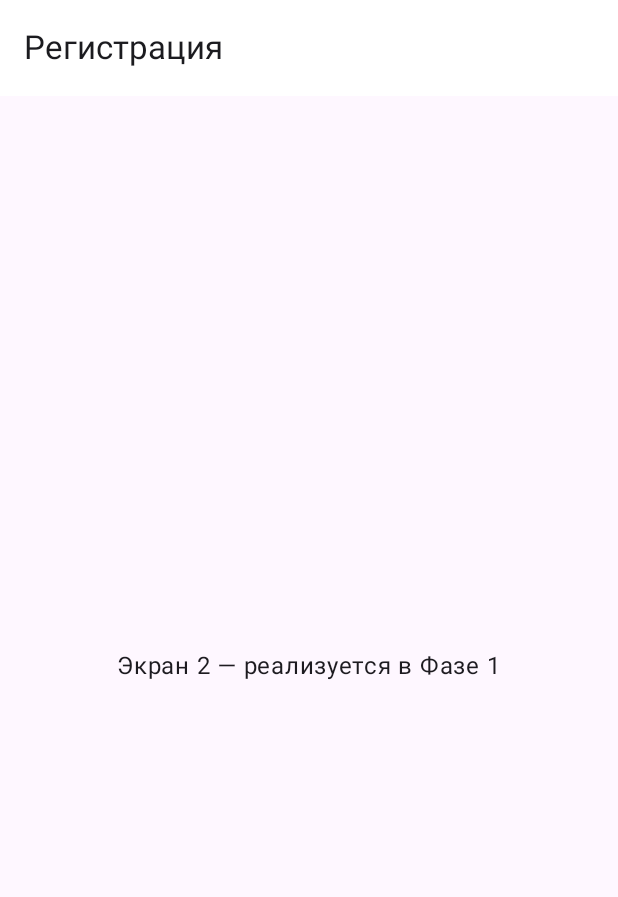
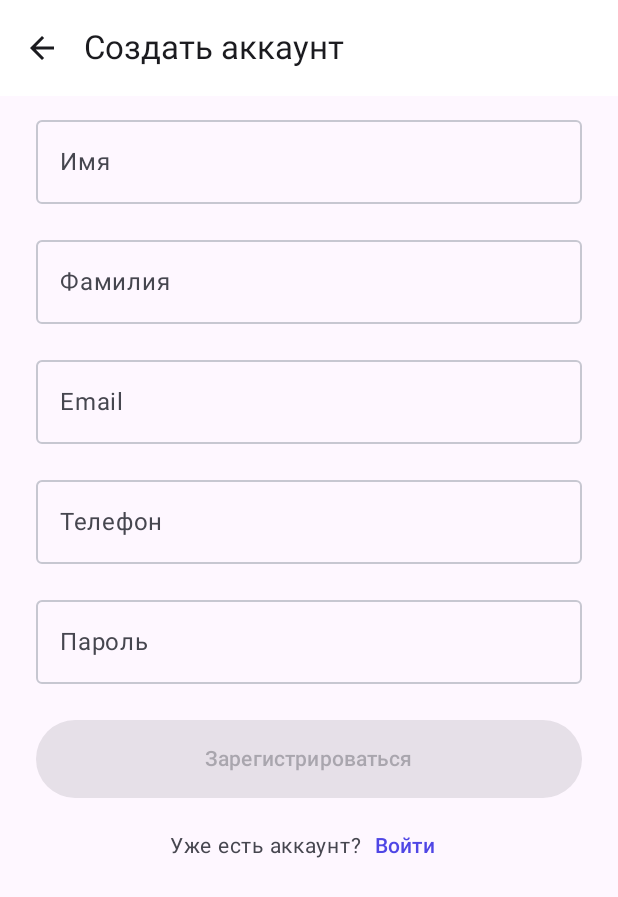
Before and after one commit to dxsireq/Civio, an Android app built with Jetpack Compose: the RegisterScreen screen opened through its navigation route, on a phone screen of 412 x 824 dp. Shown: the top 897 px of the screen. Run offline under Robolectric (Android 15) with nearby library versions, the phone set to English and light mode, and no system bars; our stand-ins replace Dagger/Hilt's generated code; 1 statement that could not run was skipped.

Commit message:
mobile: phase 1 — login + register screens
Co-Authored-By: Claude Opus 4.7 <noreply@anthropic.com>

```diff
--- /dev/null
+++ b/clients/Civio.Mobile/app/src/main/java/com/example/civiomobile/ui/screens/LoginScreen.kt
@@ -0,0 +1,196 @@
+package com.example.civiomobile.ui.screens
+
+import androidx.compose.foundation.background
+import androidx.compose.foundation.layout.Arrangement
+import androidx.compose.foundation.layout.Box
+import androidx.compose.foundation.layout.Column
+import androidx.compose.foundation.layout.PaddingValues
+import androidx.compose.foundation.layout.Spacer
+import androidx.compose.foundation.layout.fillMaxSize
+import androidx.compose.foundation.layout.fillMaxWidth
+import androidx.compose.foundation.layout.height
+import androidx.compose.foundation.layout.padding
+import androidx.compose.foundation.layout.size
+import androidx.compose.foundation.rememberScrollState
+import androidx.compose.foundation.shape.CircleShape
+import androidx.compose.foundation.verticalScroll
+import androidx.compose.material3.ExperimentalMaterial3Api
+import androidx.compose.material3.MaterialTheme
+import androidx.compose.material3.Scaffold
+import androidx.compose.material3.Text
+import androidx.compose.material3.TextButton
+import androidx.compose.runtime.Composable
+import androidx.compose.runtime.LaunchedEffect
+import androidx.compose.runtime.collectAsState
+import androidx.compose.runtime.getValue
+import androidx.compose.runtime.mutableStateOf
+import androidx.compose.runtime.remember
+import androidx.compose.runtime.setValue
+import androidx.compose.ui.Alignment
+import androidx.compose.ui.Modifier
+import androidx.compose.ui.draw.clip
+import androidx.compose.ui.text.font.FontWeight
+import androidx.compose.ui.text.input.KeyboardType
+import androidx.compose.ui.text.style.TextAlign
+import androidx.compose.ui.unit.dp
+import androidx.compose.ui.unit.sp
+import androidx.hilt.navigation.compose.hiltViewModel
+import com.example.civiomobile.ui.components.CivioButton
+import com.example.civiomobile.ui.components.CivioTextField
+import com.example.civiomobile.viewmodel.AuthState
+import com.example.civiomobile.viewmodel.AuthViewModel
+
+@OptIn(ExperimentalMaterial3Api::class)
+@Composable
+fun LoginScreen(
+    onLoggedIn: () -> Unit,
+    onNavigateRegister: () -> Unit,
+    viewModel: AuthViewModel = hiltViewModel()
+) {
+    val state by viewModel.state.collectAsState()
+    var email by remember { mutableStateOf("") }
+    var password by remember { mutableStateOf("") }
+
+    val isLoading = state is AuthState.Loading
+    val errorMessage = (state as? AuthState.Error)?.message
+
+    LaunchedEffect(state) {
+        if (state is AuthState.Authenticated) onLoggedIn()
+    }
+
+    Scaffold { padding ->
+        Column(
+            modifier = Modifier
+                .fillMaxSize()
+                .padding(padding)
+                .verticalScroll(rememberScrollState())
+                .padding(horizontal = 24.dp, vertical = 24.dp),
+            horizontalAlignment = Alignment.CenterHorizontally
+        ) {
+            Spacer(Modifier.height(32.dp))
+            LogoMark()
+            Spacer(Modifier.height(16.dp))
+            Text(
+                text = "Civio",
+                fontSize = 32.sp,
+                fontWeight = FontWeight.SemiBold,
+                color = MaterialTheme.colorScheme.onSurface
+            )
+            Spacer(Modifier.height(40.dp))
+            Text(
+                text = "Войти в систему",
+                fontSize = 26.sp,
+                fontWeight = FontWeight.Medium,
+                color = MaterialTheme.colorScheme.onSurface
+            )
+            Spacer(Modifier.height(6.dp))
+            Text(
+                text = "Запись на услуги онлайн",
+                fontSize = 14.sp,
+                color = MaterialTheme.colorScheme.onSurfaceVariant
+            )
+
+            Spacer(Modifier.height(32.dp))
+            Column(
+                modifier = Modifier.fillMaxWidth(),
+                verticalArrangement = Arrangement.spacedBy(16.dp)
+            ) {
+                CivioTextField(
+                    value = email,
+                    onValueChange = {
+                        email = it
+                        viewModel.resetError()
+                    },
+                    label = "Email",
+                    keyboardType = KeyboardType.Email,
+                    isError = errorMessage != null,
+                    enabled = !isLoading
+                )
+                CivioTextField(
+                    value = password,
+                    onValueChange = {
+                        password = it
+                        viewModel.resetError()
+                    },
+                    label = "Пароль",
+                    isPassword = true,
+                    isError = errorMessage != null,
+                    errorText = errorMessage,
+                    enabled = !isLoading
+                )
+            }
+
+            Spacer(Modifier.height(24.dp))
+            CivioButton(
+                text = "Войти",
+                onClick = { viewModel.login(email.trim(), password) },
+                enabled = email.isNotBlank() && password.isNotBlank(),
+                loading = isLoading,
+                modifier = Modifier.fillMaxWidth()
+            )
+
+            Spacer(Modifier.height(8.dp))
+            LinkRow(
+                text = "Нет аккаунта?",
+                actionText = "Зарегистрироваться",
+                onAction = onNavigateRegister,
+                enabled = !isLoading
+            )
+
+            Spacer(Modifier.height(24.dp))
+            Text(
+                text = "© 2026 Civio",
+                fontSize = 12.sp,
+                color = MaterialTheme.colorScheme.onSurfaceVariant,
+                textAlign = TextAlign.Center,
+                modifier = Modifier.fillMaxWidth()
+            )
+        }
+    }
+}
+
+@Composable
+private fun LogoMark() {
+    Box(
+        modifier = Modifier
+            .size(72.dp)
+            .clip(CircleShape)
+            .background(MaterialTheme.colorScheme.primaryContainer),
+        contentAlignment = Alignment.Center
+    ) {
+        Text(
+            text = "C",
+            fontSize = 36.sp,
+            fontWeight = FontWeight.Bold,
+            color = MaterialTheme.colorScheme.primary
+        )
+    }
+}
+
+@Composable
+internal fun LinkRow(
+    text: String,
+    actionText: String,
+    onAction: () -> Unit,
+    enabled: Boolean = true
+) {
+    androidx.compose.foundation.layout.Row(
+        modifier = Modifier.fillMaxWidth(),
+        horizontalArrangement = Arrangement.Center,
+        verticalAlignment = Alignment.CenterVertically
+    ) {
+        Text(
+            text = text,
+            fontSize = 14.sp,
+            color = MaterialTheme.colorScheme.onSurfaceVariant
+        )
+        TextButton(onClick = onAction, enabled = enabled, contentPadding = PaddingValues(horizontal = 8.dp)) {
+            Text(
+                text = actionText,
+                fontSize = 14.sp,
+                fontWeight = FontWeight.SemiBold,
+                color = MaterialTheme.colorScheme.primary
+            )
+        }
+    }
+}
--- a/clients/Civio.Mobile/app/src/main/java/com/example/civiomobile/ui/screens/Placeholders.kt
+++ b/clients/Civio.Mobile/app/src/main/java/com/example/civiomobile/ui/screens/Placeholders.kt
@@ -34,16 +34,6 @@ private fun PlaceholderScaffold(title: String, body: String) {
         }
     }
 }
-
-@androidx.compose.material3.ExperimentalMaterial3Api
-@Composable
-fun LoginScreen(onLoggedIn: () -> Unit, onNavigateRegister: () -> Unit) =
-    PlaceholderScaffold("Вход", "Экран 1 — реализуется в Фазе 1")
-
-@androidx.compose.material3.ExperimentalMaterial3Api
-@Composable
-fun RegisterScreen(onLoggedIn: () -> Unit, onNavigateLogin: () -> Unit) =
-    PlaceholderScaffold("Регистрация", "Экран 2 — реализуется в Фазе 1")
 
 @androidx.compose.material3.ExperimentalMaterial3Api
 @Composable
--- /dev/null
+++ b/clients/Civio.Mobile/app/src/main/java/com/example/civiomobile/ui/screens/RegisterScreen.kt
@@ -0,0 +1,145 @@
+package com.example.civiomobile.ui.screens
+
+import androidx.compose.foundation.layout.Arrangement
+import androidx.compose.foundation.layout.Column
+import androidx.compose.foundation.layout.Spacer
+import androidx.compose.foundation.layout.fillMaxSize
+import androidx.compose.foundation.layout.fillMaxWidth
+import androidx.compose.foundation.layout.height
+import androidx.compose.foundation.layout.padding
+import androidx.compose.foundation.rememberScrollState
+import androidx.compose.foundation.verticalScroll
+import androidx.compose.material.icons.Icons
+import androidx.compose.material.icons.automirrored.filled.ArrowBack
+import androidx.compose.material3.ExperimentalMaterial3Api
+import androidx.compose.material3.Icon
+import androidx.compose.material3.IconButton
+import androidx.compose.material3.Scaffold
+import androidx.compose.material3.Text
+import androidx.compose.material3.TopAppBar
+import androidx.compose.runtime.Composable
+import androidx.compose.runtime.LaunchedEffect
+import androidx.compose.runtime.collectAsState
+import androidx.compose.runtime.getValue
+import androidx.compose.runtime.mutableStateOf
+import androidx.compose.runtime.remember
+import androidx.compose.runtime.setValue
+import androidx.compose.ui.Modifier
+import androidx.compose.ui.text.input.KeyboardType
+import androidx.compose.ui.unit.dp
+import androidx.hilt.navigation.compose.hiltViewModel
+import com.example.civiomobile.ui.components.CivioButton
+import com.example.civiomobile.ui.components.CivioTextField
+import com.example.civiomobile.viewmodel.AuthState
+import com.example.civiomobile.viewmodel.AuthViewModel
+
+@OptIn(ExperimentalMaterial3Api::class)
+@Composable
+fun RegisterScreen(
+    onLoggedIn: () -> Unit,
+    onNavigateLogin: () -> Unit,
+    viewModel: AuthViewModel = hiltViewModel()
+) {
+    val state by viewModel.state.collectAsState()
+    var firstName by remember { mutableStateOf("") }
+    var lastName by remember { mutableStateOf("") }
+    var email by remember { mutableStateOf("") }
+    var phone by remember { mutableStateOf("") }
+    var password by remember { mutableStateOf("") }
+
+    val isLoading = state is AuthState.Loading
+    val errorMessage = (state as? AuthState.Error)?.message
+
+    LaunchedEffect(state) {
+        if (state is AuthState.Authenticated) onLoggedIn()
+    }
+
+    Scaffold(
+        topBar = {
+            TopAppBar(
+                title = { Text("Создать аккаунт") },
+                navigationIcon = {
+                    IconButton(onClick = onNavigateLogin) {
+                        Icon(Icons.AutoMirrored.Filled.ArrowBack, contentDescription = "Назад")
+                    }
+                }
+            )
+        }
+    ) { padding ->
+        Column(
+            modifier = Modifier
+                .fillMaxSize()
+                .padding(padding)
+                .verticalScroll(rememberScrollState())
+                .padding(horizontal = 24.dp, vertical = 8.dp)
+        ) {
+            Column(verticalArrangement = Arrangement.spacedBy(16.dp), modifier = Modifier.fillMaxWidth()) {
+                CivioTextField(
+                    value = firstName,
+                    onValueChange = { firstName = it; viewModel.resetError() },
+                    label = "Имя",
+                    enabled = !isLoading
+                )
+                CivioTextField(
+                    value = lastName,
+                    onValueChange = { lastName = it; viewModel.resetError() },
+                    label = "Фамилия",
+                    enabled = !isLoading
+                )
+                CivioTextField(
+                    value = email,
+                    onValueChange = { email = it; viewModel.resetError() },
+                    label = "Email",
+                    keyboardType = KeyboardType.Email,
+                    enabled = !isLoading
+                )
+                CivioTextField(
+                    value = phone,
+                    onValueChange = { phone = it; viewModel.resetError() },
+                    label = "Телефон",
+                    placeholder = "+7 (___) ___-__-__",
+                    keyboardType = KeyboardType.Phone,
+                    enabled = !isLoading
+                )
+                CivioTextField(
+                    value = password,
+                    onValueChange = { password = it; viewModel.resetError() },
+                    label = "Пароль",
+                    isPassword = true,
+                    isError = errorMessage != null,
+                    errorText = errorMessage,
+                    enabled = !isLoading
+                )
+            }
+
+            Spacer(Modifier.height(24.dp))
+            CivioButton(
+                text = "Зарегистрироваться",
+                onClick = {
+                    viewModel.register(
+                        email = email.trim(),
+                        password = password,
+                        firstName = firstName.trim(),
+                        lastName = lastName.trim(),
+                        phone = phone.trim().ifBlank { null }
+                    )
+                },
+                enabled = firstName.isNotBlank() &&
+                    lastName.isNotBlank() &&
+                    email.isNotBlank() &&
+                    password.isNotBlank(),
+                loading = isLoading,
+                modifier = Modifier.fillMaxWidth()
+            )
+
+            Spacer(Modifier.height(8.dp))
+            LinkRow(
+                text = "Уже есть аккаунт?",
+                actionText = "Войти",
+                onAction = onNavigateLogin,
+                enabled = !isLoading
+            )
+            Spacer(Modifier.height(16.dp))
+        }
+    }
+}
```
Also changed, not shown: 1 other file.
